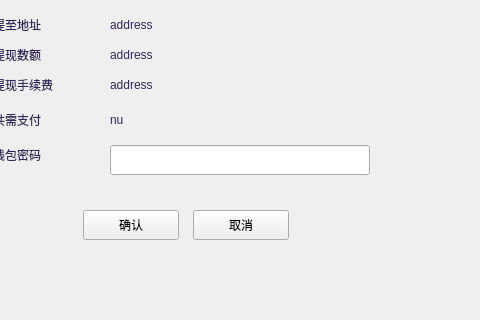
First picture: the form in LNKWallet/withdrawpage/WithdrawConfirmWidget.ui, repository HcashOrg/hx-indicator, before the edit; both pictures show x 347 to 827 and y 135 to 455 of the 960 by 543 pixel window.
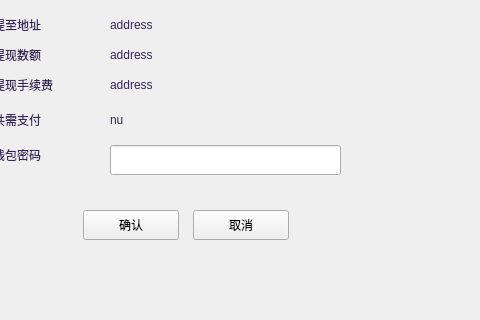
Second picture: the form after the edit.

```diff
--- a/LNKWallet/withdrawpage/WithdrawConfirmWidget.ui
+++ b/LNKWallet/withdrawpage/WithdrawConfirmWidget.ui
@@ -253,7 +253,7 @@
       <rect>
        <x>157</x>
        <y>195</y>
-       <width>260</width>
+       <width>231</width>
        <height>30</height>
       </rect>
      </property>
```
